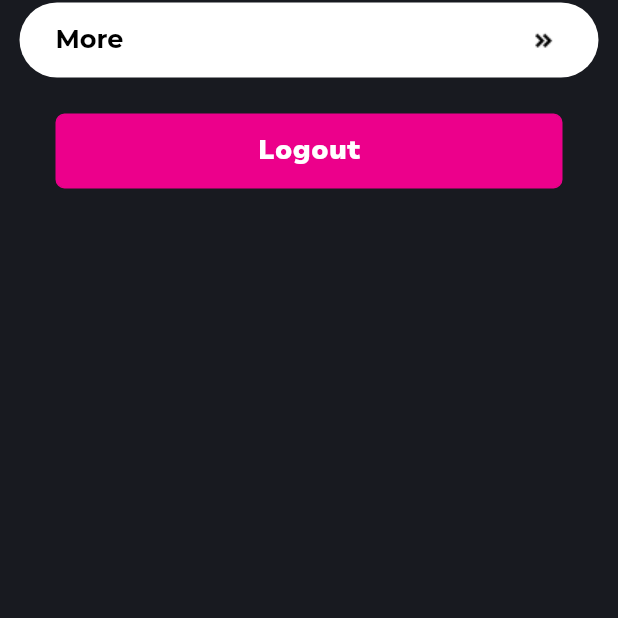
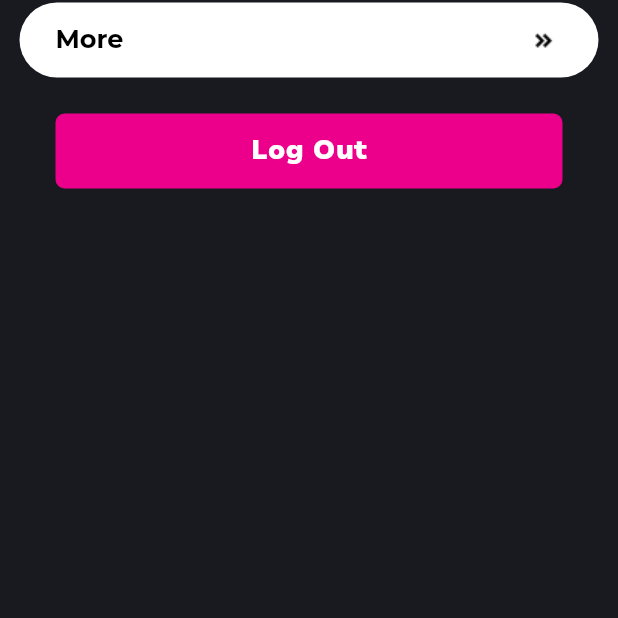
Before and after one commit to Muradali-786/binge, a Flutter app: the Setting screen opened by its route, on a phone screen of 412 x 824 dp, the part 545-1163 px from its top. Run offline on Flutter 3.47's test engine with Material 2 defaults, Android fonts, the phone set to English and light mode, and no system bars; our stand-ins replace persistent_bottom_nav_bar, pin_code_fields; project files that could hold a hidden picture were left out.

Commit message:
minor changes

```diff
--- a/lib/main.dart
+++ b/lib/main.dart
@@ -1,5 +1,3 @@
-import 'package:binge/view/setting/setting.dart';
-import 'package:binge/view/splash/splash.dart';
 import 'package:flutter/material.dart';
 import 'utils/route/route_name.dart';
 import 'utils/route/routes.dart';
@@ -13,7 +11,7 @@ class MyApp extends StatelessWidget {
   // This widget is the root of your application.
   @override
   Widget build(BuildContext context) {
-    return  MaterialApp(
+    return const MaterialApp(
 
       debugShowCheckedModeBanner: false,
       title: 'Binge',//title of the app,
--- a/lib/view/profile_setup/account/account_setup.dart
+++ b/lib/view/profile_setup/account/account_setup.dart
@@ -197,7 +197,7 @@ class _AccountSetupState extends State<AccountSetup> {
                       onTap: () {
                         Navigator.pushNamed(context, RouteName.bottomNav);
 
-                      }, title: 'Signup', color: AppColor.kPink),
+                      }, title: 'Sign Up', color: AppColor.kPink),
                 ),
 
 
--- a/lib/view/setting/setting.dart
+++ b/lib/view/setting/setting.dart
@@ -232,7 +232,7 @@ class _SettingState extends State<Setting> {
                 const SizedBox(height: 24,),
                 Padding(
                   padding: const EdgeInsets.symmetric(horizontal: 24),
-                  child: CustomButton(onTap: (){}, title: 'Logout', color: AppColor.kPink),
+                  child: CustomButton(onTap: (){}, title: 'Log Out', color: AppColor.kPink),
                 )
               ],
             ),
```
